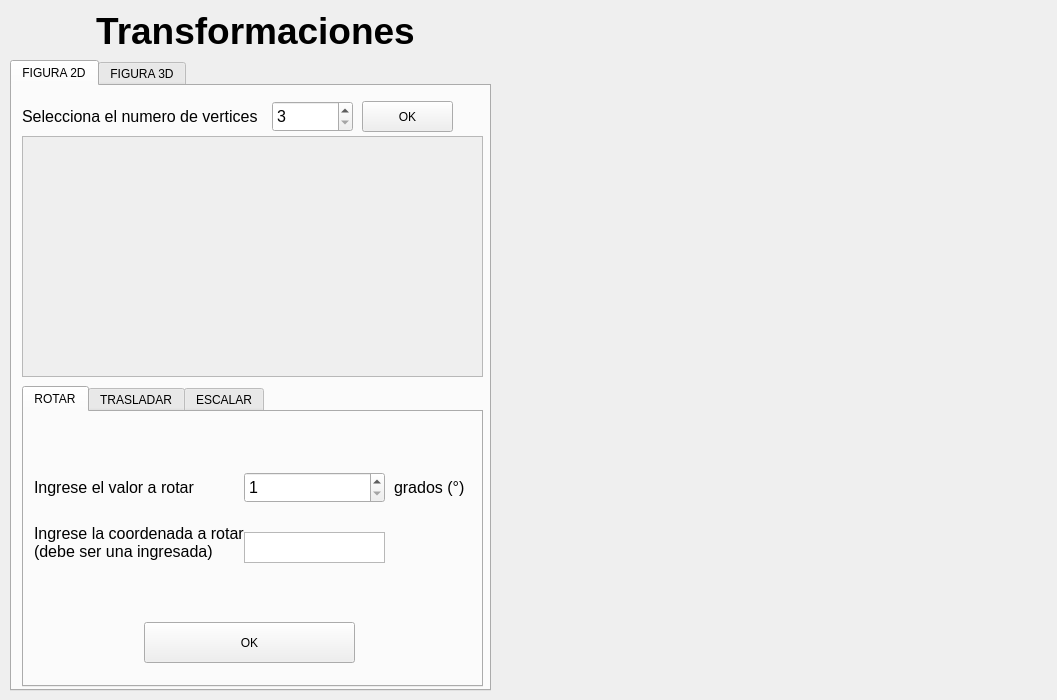
AlanDiCha123/transformed2D3DFigure_app, file view/principal2.ui: the form before one commit.
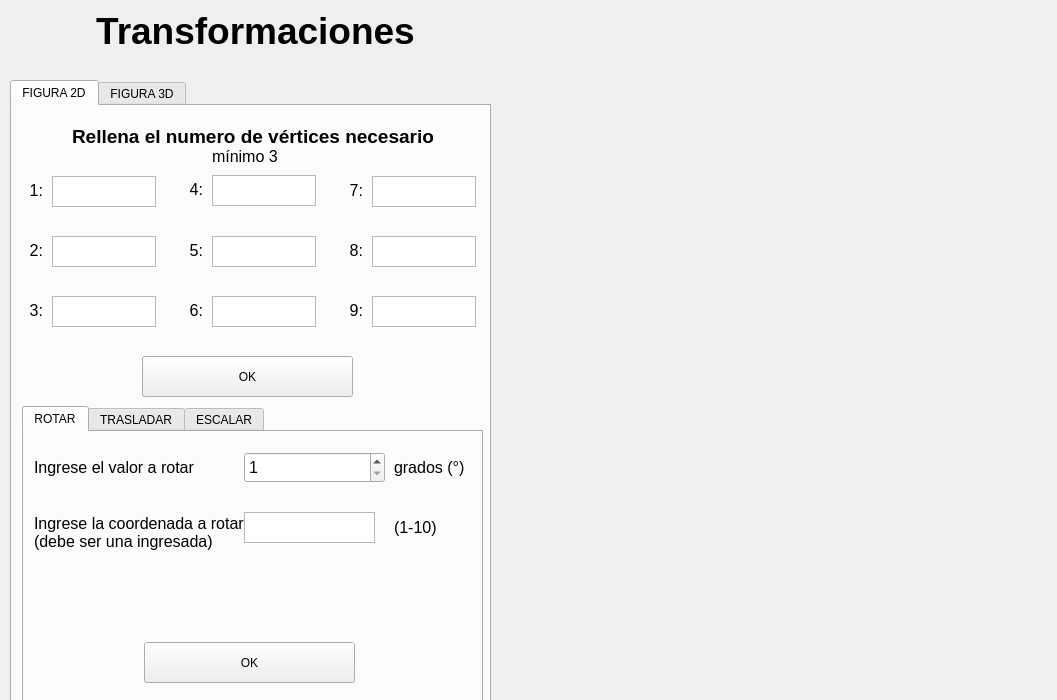
The form after the commit. Icons and pictures are not drawn.

Commit message: 🚧 Re-designing ui app for 2D

The edit to the form file:
```diff
--- a/view/principal2.ui
+++ b/view/principal2.ui
@@ -51,7 +51,7 @@
     <property name="geometry">
      <rect>
       <x>10</x>
-      <y>60</y>
+      <y>80</y>
       <width>481</width>
       <height>631</height>
      </rect>
@@ -86,7 +86,7 @@
         <property name="geometry">
          <rect>
           <x>10</x>
-          <y>60</y>
+          <y>20</y>
           <width>161</width>
           <height>31</height>
          </rect>
@@ -104,7 +104,7 @@
         <property name="geometry">
          <rect>
           <x>370</x>
-          <y>60</y>
+          <y>20</y>
           <width>71</width>
           <height>31</height>
          </rect>
@@ -135,8 +135,8 @@
         <property name="geometry">
          <rect>
           <x>10</x>
-          <y>100</y>
-          <width>221</width>
+          <y>70</y>
+          <width>211</width>
           <height>61</height>
          </rect>
         </property>
@@ -156,8 +156,8 @@
         <property name="geometry">
          <rect>
           <x>220</x>
-          <y>120</y>
-          <width>141</width>
+          <y>80</y>
+          <width>131</width>
           <height>31</height>
          </rect>
         </property>
@@ -166,7 +166,7 @@
         <property name="geometry">
          <rect>
           <x>220</x>
-          <y>60</y>
+          <y>20</y>
           <width>141</width>
           <height>31</height>
          </rect>
@@ -186,6 +186,24 @@
          <number>1</number>
         </property>
        </widget>
+       <widget class="QLabel" name="label_32">
+        <property name="geometry">
+         <rect>
+          <x>370</x>
+          <y>80</y>
+          <width>71</width>
+          <height>31</height>
+         </rect>
+        </property>
+        <property name="font">
+         <font>
+          <pointsize>12</pointsize>
+         </font>
+        </property>
+        <property name="text">
+         <string>(1-10)</string>
+        </property>
+       </widget>
       </widget>
       <widget class="QWidget" name="tab_10">
        <attribute name="title">
@@ -301,101 +319,333 @@
        </widget>
       </widget>
      </widget>
-     <widget class="QSpinBox" name="spin_vertix_2D">
-      <property name="geometry">
-       <rect>
-        <x>260</x>
-        <y>15</y>
-        <width>81</width>
-        <height>31</height>
-       </rect>
-      </property>
-      <property name="font">
-       <font>
-        <pointsize>12</pointsize>
-       </font>
-      </property>
-      <property name="minimum">
-       <number>3</number>
-      </property>
-      <property name="maximum">
-       <number>10</number>
-      </property>
-     </widget>
-     <widget class="QScrollArea" name="scrollArea_vertix_2D">
-      <property name="geometry">
-       <rect>
-        <x>10</x>
-        <y>50</y>
-        <width>461</width>
-        <height>241</height>
-       </rect>
-      </property>
-      <property name="widgetResizable">
-       <bool>true</bool>
-      </property>
-      <widget class="QWidget" name="scrollAreaWidgetContents_4">
-       <property name="geometry">
-        <rect>
-         <x>0</x>
-         <y>0</y>
-         <width>459</width>
-         <height>239</height>
-        </rect>
-       </property>
-       <widget class="QWidget" name="verticalLayoutWidget_2">
-        <property name="geometry">
-         <rect>
-          <x>220</x>
-          <y>-1</y>
-          <width>231</width>
-          <height>241</height>
-         </rect>
-        </property>
-        <layout class="QVBoxLayout" name="verticalLayout"/>
-       </widget>
-       <widget class="QWidget" name="verticalLayoutWidget_3">
-        <property name="geometry">
-         <rect>
-          <x>9</x>
-          <y>-1</y>
-          <width>191</width>
-          <height>241</height>
-         </rect>
-        </property>
-        <layout class="QVBoxLayout" name="verticalLayout_2"/>
-       </widget>
-      </widget>
-     </widget>
-     <widget class="QPushButton" name="btn_vertix_3D">
-      <property name="geometry">
-       <rect>
-        <x>350</x>
-        <y>15</y>
-        <width>91</width>
-        <height>31</height>
-       </rect>
-      </property>
-      <property name="text">
-       <string>OK</string>
-      </property>
-     </widget>
      <widget class="QLabel" name="label_21">
       <property name="geometry">
        <rect>
-        <x>10</x>
+        <x>60</x>
         <y>10</y>
-        <width>241</width>
+        <width>361</width>
         <height>41</height>
        </rect>
       </property>
       <property name="font">
        <font>
+        <pointsize>14</pointsize>
+        <bold>true</bold>
+       </font>
+      </property>
+      <property name="text">
+       <string>Rellena el numero de vértices necesarios</string>
+      </property>
+     </widget>
+     <widget class="QLabel" name="label">
+      <property name="geometry">
+       <rect>
+        <x>200</x>
+        <y>40</y>
+        <width>71</width>
+        <height>20</height>
+       </rect>
+      </property>
+      <property name="font">
+       <font>
         <pointsize>12</pointsize>
        </font>
       </property>
       <property name="text">
-       <string>Selecciona el numero de vertices</string>
+       <string>mínimo 3</string>
+      </property>
+     </widget>
+     <widget class="QLabel" name="label_5">
+      <property name="geometry">
+       <rect>
+        <x>0</x>
+        <y>69</y>
+        <width>31</width>
+        <height>31</height>
+       </rect>
+      </property>
+      <property name="font">
+       <font>
+        <pointsize>12</pointsize>
+       </font>
+      </property>
+      <property name="text">
+       <string>1:</string>
+      </property>
+      <property name="alignment">
+       <set>Qt::AlignRight|Qt::AlignTrailing|Qt::AlignVCenter</set>
+      </property>
+     </widget>
+     <widget class="QTextEdit" name="te1_2D">
+      <property name="geometry">
+       <rect>
+        <x>40</x>
+        <y>70</y>
+        <width>104</width>
+        <height>31</height>
+       </rect>
+      </property>
+     </widget>
+     <widget class="QLabel" name="label_6">
+      <property name="geometry">
+       <rect>
+        <x>0</x>
+        <y>129</y>
+        <width>31</width>
+        <height>31</height>
+       </rect>
+      </property>
+      <property name="font">
+       <font>
+        <pointsize>12</pointsize>
+       </font>
+      </property>
+      <property name="text">
+       <string>2:</string>
+      </property>
+      <property name="alignment">
+       <set>Qt::AlignRight|Qt::AlignTrailing|Qt::AlignVCenter</set>
+      </property>
+     </widget>
+     <widget class="QTextEdit" name="te2_2D">
+      <property name="geometry">
+       <rect>
+        <x>40</x>
+        <y>130</y>
+        <width>104</width>
+        <height>31</height>
+       </rect>
+      </property>
+     </widget>
+     <widget class="QLabel" name="label_7">
+      <property name="geometry">
+       <rect>
+        <x>0</x>
+        <y>189</y>
+        <width>31</width>
+        <height>31</height>
+       </rect>
+      </property>
+      <property name="font">
+       <font>
+        <pointsize>12</pointsize>
+       </font>
+      </property>
+      <property name="text">
+       <string>3:</string>
+      </property>
+      <property name="alignment">
+       <set>Qt::AlignRight|Qt::AlignTrailing|Qt::AlignVCenter</set>
+      </property>
+     </widget>
+     <widget class="QTextEdit" name="te3_2D">
+      <property name="geometry">
+       <rect>
+        <x>40</x>
+        <y>190</y>
+        <width>104</width>
+        <height>31</height>
+       </rect>
+      </property>
+     </widget>
+     <widget class="QLabel" name="label_11">
+      <property name="geometry">
+       <rect>
+        <x>160</x>
+        <y>68</y>
+        <width>31</width>
+        <height>31</height>
+       </rect>
+      </property>
+      <property name="font">
+       <font>
+        <pointsize>12</pointsize>
+       </font>
+      </property>
+      <property name="text">
+       <string>4:</string>
+      </property>
+      <property name="alignment">
+       <set>Qt::AlignRight|Qt::AlignTrailing|Qt::AlignVCenter</set>
+      </property>
+     </widget>
+     <widget class="QTextEdit" name="te4_2D">
+      <property name="geometry">
+       <rect>
+        <x>200</x>
+        <y>69</y>
+        <width>104</width>
+        <height>31</height>
+       </rect>
+      </property>
+     </widget>
+     <widget class="QLabel" name="label_26">
+      <property name="geometry">
+       <rect>
+        <x>160</x>
+        <y>129</y>
+        <width>31</width>
+        <height>31</height>
+       </rect>
+      </property>
+      <property name="font">
+       <font>
+        <pointsize>12</pointsize>
+       </font>
+      </property>
+      <property name="text">
+       <string>5:</string>
+      </property>
+      <property name="alignment">
+       <set>Qt::AlignRight|Qt::AlignTrailing|Qt::AlignVCenter</set>
+      </property>
+     </widget>
+     <widget class="QTextEdit" name="te5_2D">
+      <property name="geometry">
+       <rect>
+        <x>200</x>
+        <y>130</y>
+        <width>104</width>
+        <height>31</height>
+       </rect>
+      </property>
+     </widget>
+     <widget class="QLabel" name="label_27">
+      <property name="geometry">
+       <rect>
+        <x>160</x>
+        <y>189</y>
+        <width>31</width>
+        <height>31</height>
+       </rect>
+      </property>
+      <property name="font">
+       <font>
+        <pointsize>12</pointsize>
+       </font>
+      </property>
+      <property name="text">
+       <string>6:</string>
+      </property>
+      <property name="alignment">
+       <set>Qt::AlignRight|Qt::AlignTrailing|Qt::AlignVCenter</set>
+      </property>
+     </widget>
+     <widget class="QTextEdit" name="te6_2D">
+      <property name="geometry">
+       <rect>
+        <x>200</x>
+        <y>190</y>
+        <width>104</width>
+        <height>31</height>
+       </rect>
+      </property>
+     </widget>
+     <widget class="QLabel" name="label_28">
+      <property name="geometry">
+       <rect>
+        <x>320</x>
+        <y>69</y>
+        <width>31</width>
+        <height>31</height>
+       </rect>
+      </property>
+      <property name="font">
+       <font>
+        <pointsize>12</pointsize>
+       </font>
+      </property>
+      <property name="text">
+       <string>7:</string>
+      </property>
+      <property name="alignment">
+       <set>Qt::AlignRight|Qt::AlignTrailing|Qt::AlignVCenter</set>
+      </property>
+     </widget>
+     <widget class="QTextEdit" name="te7_2D">
+      <property name="geometry">
+       <rect>
+        <x>360</x>
+        <y>70</y>
+        <width>104</width>
+        <height>31</height>
+       </rect>
+      </property>
+     </widget>
+     <widget class="QLabel" name="label_29">
+      <property name="geometry">
+       <rect>
+        <x>320</x>
+        <y>129</y>
+        <width>31</width>
+        <height>31</height>
+       </rect>
+      </property>
+      <property name="font">
+       <font>
+        <pointsize>12</pointsize>
+       </font>
+      </property>
+      <property name="text">
+       <string>8:</string>
+      </property>
+      <property name="alignment">
+       <set>Qt::AlignRight|Qt::AlignTrailing|Qt::AlignVCenter</set>
+      </property>
+     </widget>
+     <widget class="QTextEdit" name="te8_2D">
+      <property name="geometry">
+       <rect>
+        <x>360</x>
+        <y>130</y>
+        <width>104</width>
+        <height>31</height>
+       </rect>
+      </property>
+     </widget>
+     <widget class="QLabel" name="label_30">
+      <property name="geometry">
+       <rect>
+        <x>320</x>
+        <y>189</y>
+        <width>31</width>
+        <height>31</height>
+       </rect>
+      </property>
+      <property name="font">
+       <font>
+        <pointsize>12</pointsize>
+       </font>
+      </property>
+      <property name="text">
+       <string>9:</string>
+      </property>
+      <property name="alignment">
+       <set>Qt::AlignRight|Qt::AlignTrailing|Qt::AlignVCenter</set>
+      </property>
+     </widget>
+     <widget class="QTextEdit" name="te9_2D">
+      <property name="geometry">
+       <rect>
+        <x>360</x>
+        <y>190</y>
+        <width>104</width>
+        <height>31</height>
+       </rect>
+      </property>
+     </widget>
+     <widget class="QPushButton" name="btn_2D">
+      <property name="geometry">
+       <rect>
+        <x>130</x>
+        <y>250</y>
+        <width>211</width>
+        <height>41</height>
+       </rect>
+      </property>
+      <property name="text">
+       <string>OK</string>
       </property>
      </widget>
     </widget>
```
Left out of the diff: 24 changed lines with no effect on the pictures. The commit also changes 2 other files.
